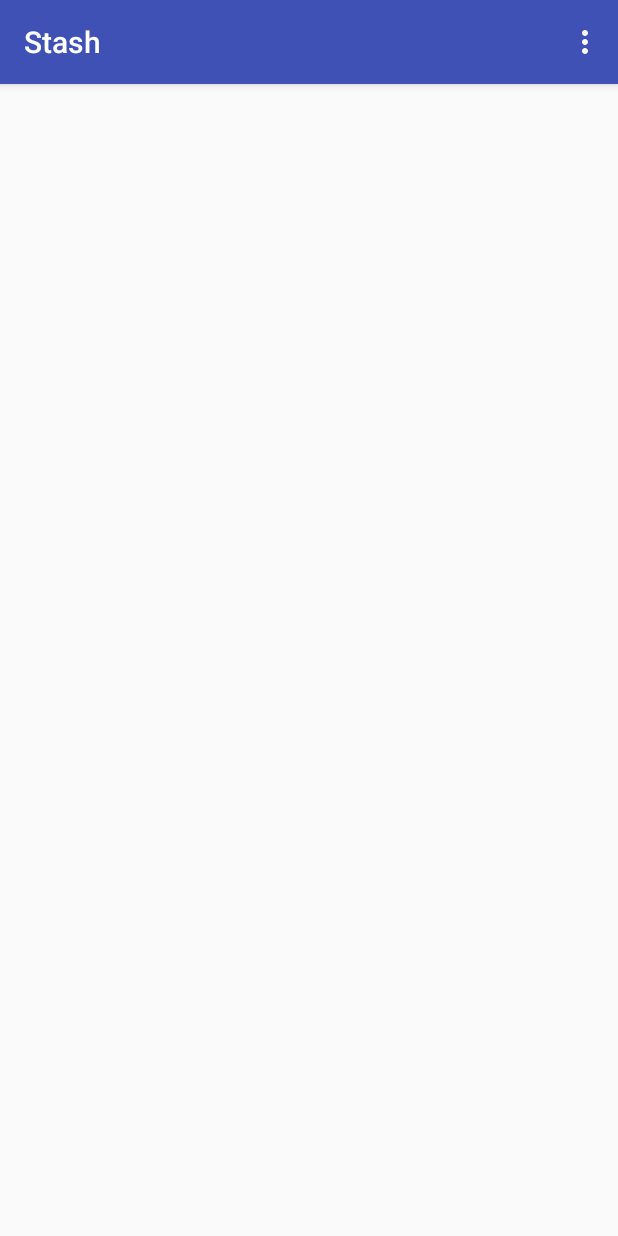
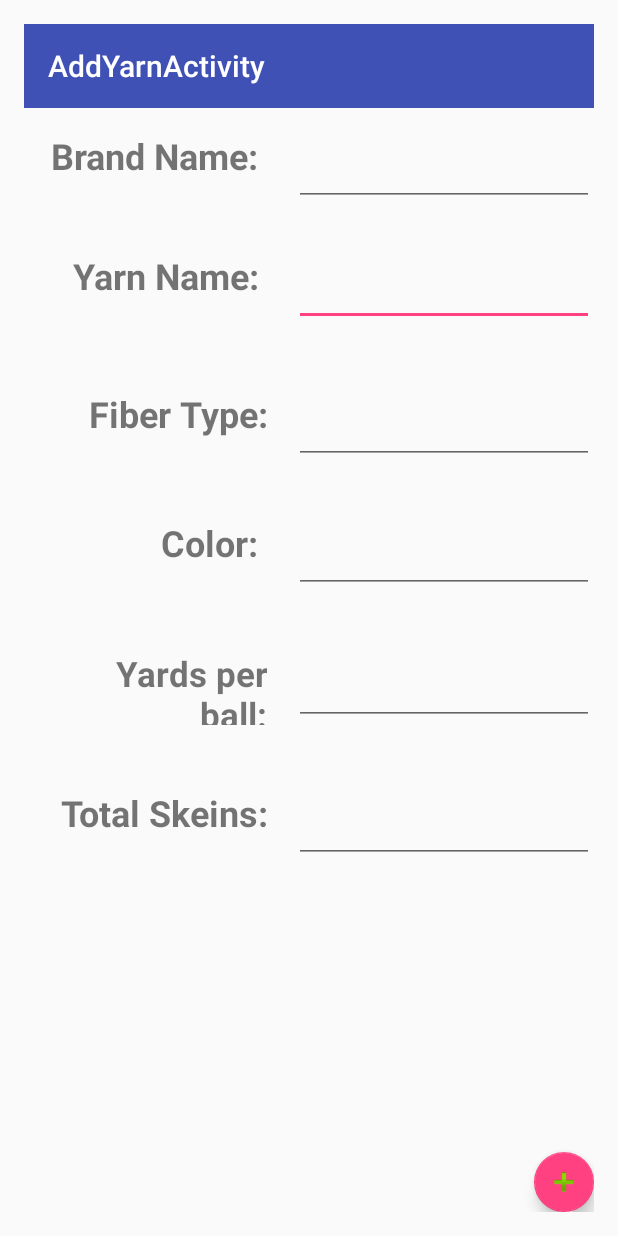
Before and after one commit to kw531/Stash, an Android app: the screen it shows after launch (MainActivity before the commit, AddYarnActivity after it), in the options menu, after a tap on "Add Yarn", on a phone screen of 412 x 824 dp. Run offline under Robolectric (Android 15) with nearby library versions, the phone set to English and light mode, and no system bars.

Commit message:
Added in SQLite, Menu, About, Add, Inital list display

```diff
--- a/Stash/app/build.gradle
+++ b/Stash/app/build.gradle
@@ -25,5 +25,6 @@ dependencies {
         exclude group: 'com.android.support', module: 'support-annotations'
     })
     compile 'com.android.support:appcompat-v7:25.1.1'
+    compile 'com.android.support:design:25.1.1'
     testCompile 'junit:junit:4.12'
 }
--- a/Stash/app/src/main/AndroidManifest.xml
+++ b/Stash/app/src/main/AndroidManifest.xml
@@ -15,6 +15,11 @@
                 <category android:name="android.intent.category.LAUNCHER" />
             </intent-filter>
         </activity>
+        <activity android:name=".about" />
+        <activity
+            android:name=".AddYarnActivity"
+            android:label="@string/title_activity_add_yarn"
+            android:theme="@style/AppTheme.NoActionBar"></activity>
     </application>
 
 </manifest>
--- /dev/null
+++ b/Stash/app/src/main/java/com/example/kati/stash/AddYarnActivity.java
@@ -0,0 +1,29 @@
+package com.example.kati.stash;
+
+import android.os.Bundle;
+import android.support.design.widget.FloatingActionButton;
+import android.support.design.widget.Snackbar;
+import android.support.v7.app.AppCompatActivity;
+import android.support.v7.widget.Toolbar;
+import android.view.View;
+
+public class AddYarnActivity extends AppCompatActivity {
+
+    @Override
+    protected void onCreate(Bundle savedInstanceState) {
+        super.onCreate(savedInstanceState);
+        setContentView(R.layout.activity_add_yarn);
+        Toolbar toolbar = (Toolbar) findViewById(R.id.toolbar);
+        setSupportActionBar(toolbar);
+
+        FloatingActionButton fab = (FloatingActionButton) findViewById(R.id.fab);
+        fab.setOnClickListener(new View.OnClickListener() {
+            @Override
+            public void onClick(View view) {
+                Snackbar.make(view, "Replace with your own action", Snackbar.LENGTH_LONG)
+                        .setAction("Action", null).show();
+            }
+        });
+    }
+
+}
--- a/Stash/app/src/main/java/com/example/kati/stash/DBHandler.java
+++ b/Stash/app/src/main/java/com/example/kati/stash/DBHandler.java
@@ -19,7 +19,6 @@ package com.example.kati.stash;
  * +--------------------+-----------+------+
  * |   yardage          |  DOUBLE   |      |
  * +--------------------+-----------+------+
- *
  */
 
 
@@ -33,21 +32,22 @@ import java.util.ArrayList;
 import java.util.List;
 
 import static android.R.attr.id;
+import static android.R.attr.y;
 
 /** import static android.R.attr.id;
-import static android.R.attr.name;
-import static android.os.FileObserver.CREATE;
-import static android.provider.Contacts.SettingsColumns.KEY; */
+ import static android.R.attr.name;
+ import static android.os.FileObserver.CREATE;
+ import static android.provider.Contacts.SettingsColumns.KEY; */
 
 public class DBHandler extends SQLiteOpenHelper {
 
     // Database Version
     private static final int DATABASE_VERSION = 1;
     // Database Name
-    private static final String DATABASE_NAME = "yarnInfo";
+    private static final String DATABASE_NAME = "yarnInfo.db";
 
     // Contacts table name
-    private static final String TABLE_YARNS = "yarns";
+    private static final String TABLE_NAME = "yarns";
     // Shops Table Columns names
     private static final String KEY_ID = "id";
     private static final String KEY_BRAND_NAME = "brand_name";
@@ -60,22 +60,24 @@ public class DBHandler extends SQLiteOpenHelper {
     public DBHandler(Context context) {
         super(context, DATABASE_NAME, null, DATABASE_VERSION);
     }
+
     @Override
     public void onCreate(SQLiteDatabase db) {
-        String CREATE_CONTACTS_TABLE = "CREATE TABLE " + TABLE_YARNS + "("
+        String CREATE_CONTACTS_TABLE = "CREATE TABLE " + TABLE_NAME + "("
                 + KEY_ID + " INTEGER PRIMARY KEY,"
                 + KEY_BRAND_NAME + " TEXT,"
                 + KEY_YARN_NAME + " TEXT"
                 + KEY_COLOR + " TEXT"
                 + KEY_FIBER + " TEXT"
                 + KEY_BALLS_AVAILABLE + " DOUBLE"
-                + KEY_YARDAGE + " DOUBLE"+ ")";
+                + KEY_YARDAGE + " DOUBLE" + ")";
         db.execSQL(CREATE_CONTACTS_TABLE);
     }
+
     @Override
     public void onUpgrade(SQLiteDatabase db, int oldVersion, int newVersion) {
 // Drop older table if existed
-        db.execSQL("DROP TABLE IF EXISTS " + TABLE_YARNS);
+        db.execSQL("DROP TABLE IF EXISTS " + TABLE_NAME);
 // Creating tables again
         onCreate(db);
     }
@@ -86,30 +88,33 @@ public class DBHandler extends SQLiteOpenHelper {
         ContentValues values = new ContentValues();
 
         values.put(KEY_BRAND_NAME, yarn.getBrandName()); // Yarn Brand Name
+        db.insert(TABLE_NAME, null, values);
         values.put(KEY_YARN_NAME, yarn.getYarnName()); // Yarn Name
+        db.insert(TABLE_NAME, null, values);
         values.put(KEY_COLOR, yarn.getColor()); // Yarn Color
+        db.insert(TABLE_NAME, null, values);
         values.put(KEY_FIBER, yarn.getFiber()); // Yarn Fiber
+        db.insert(TABLE_NAME, null, values);
         values.put(KEY_BALLS_AVAILABLE, yarn.getBallsAvailable()); // Balls Available
+        db.insert(TABLE_NAME, null, values);
         values.put(KEY_YARDAGE, yarn.getYardage()); // Yarn yardage
-
-        // Inserting Row
-        db.insert(TABLE_YARNS, null, values);
-        db.close(); // Closing database connection
+        db.insert(TABLE_NAME, null, values);
+       // db.close(); // Closing database connection
     }
 
     // Getting one yarn
     public Yarn getYarn(int id) {
         SQLiteDatabase db = this.getReadableDatabase();
-        Cursor cursor = db.query(TABLE_YARNS, new String[] { KEY_ID,
+        Cursor cursor = db.query(TABLE_NAME, new String[]{KEY_ID,
                         KEY_BRAND_NAME, KEY_YARN_NAME, KEY_COLOR,
-                KEY_FIBER,KEY_BALLS_AVAILABLE,KEY_YARDAGE }, KEY_ID + "=?",
-                new String[] { String.valueOf(id) }, null, null, null, null);
+                        KEY_FIBER, KEY_BALLS_AVAILABLE, KEY_YARDAGE}, KEY_ID + "=?",
+                new String[]{String.valueOf(id)}, null, null, null, null);
 
         if (cursor != null)
             cursor.moveToFirst();
         Yarn yarn = new Yarn(Integer.parseInt(cursor.getString(0)),
                 cursor.getString(1), cursor.getString(2),
-                cursor.getString(3),cursor.getString(4),
+                cursor.getString(3), cursor.getString(4),
                 Double.parseDouble(cursor.getString(5)),
                 Double.parseDouble(cursor.getString(6)));
         // return yarn
@@ -121,7 +126,7 @@ public class DBHandler extends SQLiteOpenHelper {
         List<Yarn> yarnList = new ArrayList<Yarn>();
         // Select All Query
 
-        String selectQuery = "SELECT * FROM " + TABLE_YARNS;
+        String selectQuery = "SELECT * FROM " + TABLE_NAME;
         SQLiteDatabase db = this.getWritableDatabase();
         Cursor cursor = db.rawQuery(selectQuery, null);
 
@@ -136,7 +141,7 @@ public class DBHandler extends SQLiteOpenHelper {
                 yarn.setFiber(cursor.getString(4));
                 yarn.setBallsAvailable(Double.parseDouble(cursor.getString(5)));
                 yarn.setYardage(Double.parseDouble(cursor.getString(6)));
-            // Adding yarn to list
+                // Adding yarn to list
                 yarnList.add(yarn);
             } while (cursor.moveToNext());
         }
@@ -145,13 +150,12 @@ public class DBHandler extends SQLiteOpenHelper {
     }
 
     // Getting yarn Count
-    public int getYarnCount() {
-        String countQuery = "SELECT * FROM " + TABLE_YARNS;
+    public Cursor getYarnCount() {
+        String countQuery = "SELECT * FROM " + TABLE_NAME;
         SQLiteDatabase db = this.getReadableDatabase();
         Cursor cursor = db.rawQuery(countQuery, null);
-        cursor.close();
         // return count
-        return cursor.getCount();
+        return cursor;
     }
 
     // Updating a yarn
@@ -165,7 +169,7 @@ public class DBHandler extends SQLiteOpenHelper {
         values.put(KEY_BALLS_AVAILABLE, yarn.getBallsAvailable());
         values.put(KEY_YARDAGE, yarn.getYardage());
         // updating row
-        return db.update(TABLE_YARNS, values, KEY_ID + " = ?",
+        return db.update(TABLE_NAME, values, KEY_ID + " = ?",
                 new String[]{String.valueOf(yarn.getID())});
     }
 
@@ -173,8 +177,20 @@ public class DBHandler extends SQLiteOpenHelper {
     // Deleting a yarn
     public void deleteYarn(Yarn yarn) {
         SQLiteDatabase db = this.getWritableDatabase();
-        db.delete(TABLE_YARNS, KEY_ID + " = ?",
-                new String[] { String.valueOf(yarn.getID()) });
+        db.delete(TABLE_NAME, KEY_ID + " = ?",
+                new String[]{String.valueOf(yarn.getID())});
+        db.close();
+    }
+
+    public Cursor getListContents() {
+        SQLiteDatabase db = this.getWritableDatabase();
+        Cursor data = db.rawQuery("SELECT * FROM " + TABLE_NAME, null);
+        return data;
+    }
+
+    public void deleteAllYarn(){
+        SQLiteDatabase db = this.getWritableDatabase();
+        db.delete(TABLE_NAME, null, null);
         db.close();
     }
 
--- a/Stash/app/src/main/java/com/example/kati/stash/MainActivity.java
+++ b/Stash/app/src/main/java/com/example/kati/stash/MainActivity.java
@@ -1,5 +1,6 @@
 package com.example.kati.stash;
 
+import android.app.ListActivity;
 import android.content.Intent;
 import android.database.Cursor;
 import android.os.Bundle;
@@ -8,53 +9,48 @@ import android.view.Menu;
 import android.view.MenuItem;
 import android.view.View;
 import android.widget.AbsListView;
+import android.widget.AdapterView;
 import android.widget.ArrayAdapter;
+import android.widget.ListAdapter;
 import android.widget.ListView;
 import android.widget.TextView;
+import android.widget.Toast;
 
+import java.util.ArrayList;
 import java.util.List;
 
 import static android.R.attr.y;
 import static android.R.id.list;
+import static android.view.View.Y;
 
 public class MainActivity extends AppCompatActivity {
-    int lastVisibleItem = 0;
-    DBHandler db = new DBHandler(this);
-
 
     @Override
     protected void onCreate(Bundle savedInstanceState) {
         super.onCreate(savedInstanceState);
         setContentView(R.layout.activity_main);
+        DBHandler myDB = new DBHandler(this);
+        myDB.addYarn(new Yarn(1,"Red Heart","Comfy","Red","100% Acrylic",5.3,400.0));
+        myDB.addYarn(new Yarn(2,"Baron","Comfy","Blue","100% Acrylic",3,400.0));
+        myDB.addYarn(new Yarn(3,"Knit Picks","Lux","Purple","100% Silk",2,50));
 
-        db.addYarn(new Yarn(1,"Red Heart","Comfy","Red","100% Acrylic",5.3,400.0));
-        db.addYarn(new Yarn(2,"Red Heart","Comfy","Blue","100% Acrylic",3,400.0));
-        db.addYarn(new Yarn(3,"Knit Picks","Lux","Purple","100% Silk",2,50));
+        ListView listView = (ListView) findViewById(R.id.listView);
 
-        List<Yarn> inventory= db.getAllYarns();
+        ArrayList<String> theList = new ArrayList<>();
 
+        Cursor data = myDB.getYarnCount();
 
+        if(data.getCount()==0){
+            Toast.makeText(this, "There are no contents in this list!",Toast.LENGTH_LONG).show();
+        }else{
+            while(data.moveToNext()){
+                theList.add(data.getString(1));
+                ListAdapter listAdapter=new ArrayAdapter<>(this, android.R.layout.simple_expandable_list_item_1, theList);
+                listView.setAdapter(listAdapter);
+            }
+        }
 
-       // View emptyView = findViewById(R.id.empty_view);
-       // listView.setEmptyView(emptyView);
-
-
-       /** //Handles the endless scrolling
-        listView.setOnScrollListener(new AbsListView.OnScrollListener() {
-            @Override
-            public void onScrollStateChanged(AbsListView view, int scrollState) {
-                if (scrollState == 0) return;
-                final int currentFirstVisibleItem = view.getFirstVisiblePosition();
-                //Something here?
-                lastVisibleItem = currentFirstVisibleItem;
-            }
-
-            @Override
-            public void onScroll(AbsListView view, int firstVisibleItem, int visibleItemCount, int totalItemCount) {
-            }
-        });*/
-        /** Dummy Data for the next minute*/
-
+        myDB.deleteAllYarn();
 
     }
 
@@ -64,4 +60,20 @@ public class MainActivity extends AppCompatActivity {
         getMenuInflater().inflate(R.menu.main_menu, menu);
         return true;
     }
+    public boolean onOptionsItemSelected(MenuItem item) {
+        // Handle item selection in the main menu
+        switch (item.getItemId()) {
+            case R.id.menu_about:
+                Intent intent = new Intent(this, about.class);
+                startActivity(intent);
+                return true;
+            case R.id.menu_add_item:
+                Intent addIntent = new Intent(this, AddYarnActivity.class);
+                startActivity(addIntent);
+                return true;
+            default:
+                return super.onOptionsItemSelected(item);
+        }
+    }
+
 }
--- /dev/null
+++ b/Stash/app/src/main/res/layout/activity_add_yarn.xml
@@ -0,0 +1,174 @@
+<?xml version="1.0" encoding="utf-8"?>
+<RelativeLayout xmlns:android="http://schemas.android.com/apk/res/android"
+    xmlns:app="http://schemas.android.com/apk/res-auto"
+    xmlns:tools="http://schemas.android.com/tools"
+    android:id="@+id/activity_about"
+    android:layout_width="match_parent"
+    android:layout_height="match_parent"
+    android:paddingBottom="@dimen/activity_vertical_margin"
+    android:paddingLeft="@dimen/activity_horizontal_margin"
+    android:paddingRight="@dimen/activity_horizontal_margin"
+    android:paddingTop="@dimen/activity_vertical_margin"
+    tools:context="com.example.kati.stash.about">
+
+    <android.support.v7.widget.Toolbar
+        android:layout_width="match_parent"
+        android:layout_height="wrap_content"
+        android:background="?attr/colorPrimary"
+        android:theme="?attr/actionBarTheme"
+        android:minHeight="?attr/actionBarSize"
+        android:id="@+id/toolbar"
+        android:layout_alignParentStart="true" />
+
+    <android.support.design.widget.FloatingActionButton
+        android:layout_width="wrap_content"
+        android:layout_height="wrap_content"
+        android:clickable="true"
+        app:fabSize="mini"
+        app:srcCompat="@android:drawable/ic_input_add"
+        android:layout_alignParentBottom="true"
+        android:layout_alignParentEnd="true"
+        android:id="@+id/fab" />
+
+    <RelativeLayout
+        android:layout_width="match_parent"
+        android:layout_height="match_parent"
+        android:layout_below="@+id/toolbar">
+
+        <EditText
+            android:layout_width="200sp"
+            android:layout_height="50sp"
+            android:inputType="text"
+            android:ems="10"
+            android:id="@+id/et_add_YarnName"
+            android:textSize="24sp"
+            android:layout_alignBottom="@+id/tv_add_YarnName"
+            android:layout_alignParentEnd="true"
+            android:layout_toEndOf="@+id/tv_add_YarnName"
+            android:layout_alignStart="@+id/et_add_BrandName" />
+
+        <EditText
+            android:layout_width="200sp"
+            android:layout_height="50sp"
+            android:inputType="textPersonName"
+            android:ems="10"
+            android:id="@+id/et_add_Fiber"
+            android:textSize="24sp"
+            android:layout_alignTop="@+id/tv_add_Fiber"
+            android:layout_toEndOf="@+id/tv_add_Fiber"
+            android:layout_alignStart="@+id/et_add_YarnName" />
+
+        <EditText
+            android:layout_width="200sp"
+            android:layout_height="50sp"
+            android:inputType="text"
+            android:ems="10"
+            android:id="@+id/et_add_Color"
+            android:layout_alignTop="@+id/tv_add_Color"
+            android:layout_alignStart="@+id/et_add_Fiber" />
+
+        <TextView
+            android:text="Color: "
+            android:layout_width="150sp"
+            android:layout_height="50sp"
+            android:id="@+id/tv_add_Color"
+            android:textStyle="normal|bold"
+            android:textSize="24sp"
+            android:layout_marginStart="12dp"
+            android:layout_marginTop="36dp"
+            android:layout_below="@+id/et_add_Fiber"
+            android:layout_alignParentStart="true"
+            android:textAlignment="textEnd" />
+
+        <TextView
+            android:text="Fiber Type:"
+            android:layout_width="150sp"
+            android:layout_height="50sp"
+            android:id="@+id/tv_add_Fiber"
+            android:textSize="24sp"
+            android:textStyle="normal|bold"
+            android:layout_marginTop="42dp"
+            android:layout_below="@+id/tv_add_YarnName"
+            android:layout_alignStart="@+id/tv_add_Color"
+            android:textAlignment="textEnd" />
+
+        <EditText
+            android:layout_width="200dp"
+            android:layout_height="50sp"
+            android:inputType="number|numberDecimal"
+            android:ems="10"
+            android:id="@+id/et_add_yardage"
+            android:textSize="24sp"
+            android:layout_alignTop="@+id/tv_add_Yardage"
+            android:layout_alignParentEnd="true" />
+
+        <EditText
+            android:layout_width="200dp"
+            android:layout_height="50sp"
+            android:inputType="number|numberDecimal"
+            android:ems="10"
+            android:id="@+id/et_add_TotalBalls"
+            android:textSize="24sp"
+            android:layout_alignTop="@+id/tv_add_BallCount"
+            android:layout_alignParentEnd="true" />
+
+        <TextView
+            android:text="Total Skeins:"
+            android:layout_width="150dp"
+            android:layout_height="50sp"
+            android:id="@+id/tv_add_BallCount"
+            android:textSize="24sp"
+            android:textStyle="normal|bold"
+            android:layout_marginTop="42dp"
+            android:layout_below="@+id/et_add_yardage"
+            android:layout_alignStart="@+id/tv_add_Yardage"
+            android:textAlignment="textEnd" />
+
+        <TextView
+            android:layout_height="50sp"
+            android:id="@+id/tv_add_Yardage"
+            android:textSize="23sp"
+            android:textStyle="normal|bold"
+            android:layout_marginTop="38dp"
+            android:text="Yards per ball:"
+            android:layout_width="150dp"
+            android:textAlignment="textEnd"
+            android:layout_below="@+id/et_add_Color"
+            android:layout_alignStart="@+id/tv_add_Color" />
+
+        <EditText
+            android:layout_width="200sp"
+            android:layout_height="50sp"
+            android:inputType="text"
+            android:ems="10"
+            android:id="@+id/et_add_BrandName"
+            android:textSize="24sp"
+            android:layout_alignParentTop="true"
+            android:layout_alignParentEnd="true"
+            android:layout_marginTop="15dp" />
+
+        <TextView
+            android:text="Brand Name: "
+            android:layout_width="150sp"
+            android:layout_height="50sp"
+            android:id="@+id/tv_add_BrandName"
+            android:textSize="24sp"
+            android:textStyle="normal|bold"
+            android:textAlignment="textEnd"
+            android:layout_alignTop="@+id/et_add_BrandName"
+            android:layout_alignStart="@+id/tv_add_YarnName" />
+
+        <TextView
+            android:text="Yarn Name: "
+            android:layout_width="150sp"
+            android:layout_height="50sp"
+            android:id="@+id/tv_add_YarnName"
+            android:textSize="24sp"
+            android:textStyle="normal|bold"
+            android:layout_marginTop="30dp"
+            android:textAlignment="textEnd"
+            android:layout_below="@+id/tv_add_BrandName"
+            android:layout_alignStart="@+id/tv_add_Fiber" />
+    </RelativeLayout>
+
+</RelativeLayout>
--- a/Stash/app/src/main/res/layout/activity_main.xml
+++ b/Stash/app/src/main/res/layout/activity_main.xml
@@ -1,26 +1,15 @@
 <?xml version="1.0" encoding="utf-8"?>
-<RelativeLayout
+<LinearLayout
     xmlns:android="http://schemas.android.com/apk/res/android"
     xmlns:tools="http://schemas.android.com/tools"
     android:layout_width="match_parent"
     android:layout_height="match_parent"
     tools:context=".MainActivity">
 
-    <LinearLayout
-        android:id="@+id/empty_view"
+    <ListView
         android:layout_width="match_parent"
-        android:layout_height="match_parent"
-        android:orientation="vertical"
-        android:gravity="center_horizontal|center_vertical">
+        android:layout_height="wrap_content"
+        android:id="@+id/listView"/>
 
-    </LinearLayout>
 
-    <ListView
-        android:id="@+id/list_view"
-        android:layout_width="match_parent"
-        android:layout_height="match_parent"
-        android:layout_alignParentTop="true"
-        android:layout_alignParentStart="true">
-    </ListView>
-
-</RelativeLayout>
+</LinearLayout>
--- /dev/null
+++ b/Stash/app/src/main/res/values-v21/styles.xml
@@ -0,0 +1,9 @@
+<resources>
+
+    <style name="AppTheme.NoActionBar">
+        <item name="windowActionBar">false</item>
+        <item name="windowNoTitle">true</item>
+        <item name="android:windowDrawsSystemBarBackgrounds">true</item>
+        <item name="android:statusBarColor">@android:color/transparent</item>
+    </style>
+</resources>
--- a/Stash/app/src/main/res/values/dimens.xml
+++ b/Stash/app/src/main/res/values/dimens.xml
@@ -2,4 +2,5 @@
     <!-- Default screen margins, per the Android Design guidelines. -->
     <dimen name="activity_horizontal_margin">16dp</dimen>
     <dimen name="activity_vertical_margin">16dp</dimen>
+    <dimen name="fab_margin">16dp</dimen>
 </resources>
--- a/Stash/app/src/main/res/values/strings.xml
+++ b/Stash/app/src/main/res/values/strings.xml
@@ -1,3 +1,4 @@
 <resources>
     <string name="app_name">Stash</string>
+    <string name="title_activity_add_yarn">AddYarnActivity</string>
 </resources>
--- a/Stash/app/src/main/res/values/styles.xml
+++ b/Stash/app/src/main/res/values/styles.xml
@@ -8,4 +8,13 @@
         <item name="colorAccent">@color/colorAccent</item>
     </style>
 
+    <style name="AppTheme.NoActionBar">
+        <item name="windowActionBar">false</item>
+        <item name="windowNoTitle">true</item>
+    </style>
+
+    <style name="AppTheme.AppBarOverlay" parent="ThemeOverlay.AppCompat.Dark.ActionBar" />
+
+    <style name="AppTheme.PopupOverlay" parent="ThemeOverlay.AppCompat.Light" />
+
 </resources>
```
Also changed, not shown: Stash/app/src/main/java/com/example/kati/stash/about.java (added, +13 -0 lines), Stash/app/src/main/res/layout/activity_about.xml (added, +22 -0 lines), Stash/app/src/main/res/layout/content_add_yarn.xml (added, +19 -0 lines), Stash/app/src/main/res/layout/list_yarns.xml (+11 -14 lines).
